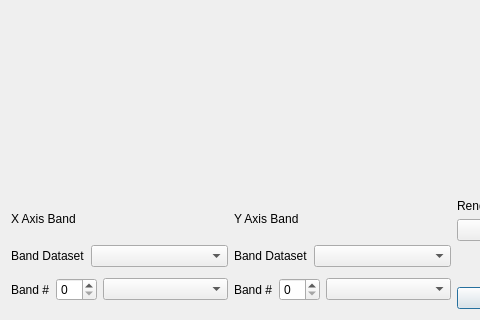
Old version of the form src/wiser/gui/ui_files/interactive_scatter_plot.ui in the repository Ehlmann-research-group/WISER; both pictures show x 0 to 480 and y 173 to 493 of the 618 by 493 pixel window.
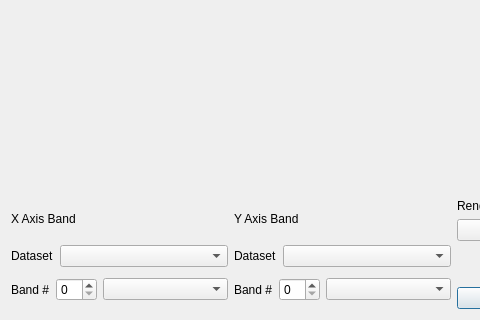
New version of the form.

```diff
--- a/src/wiser/gui/ui_files/interactive_scatter_plot.ui
+++ b/src/wiser/gui/ui_files/interactive_scatter_plot.ui
@@ -55,7 +55,7 @@
             </sizepolicy>
            </property>
            <property name="text">
-            <string>Band Dataset</string>
+            <string>Dataset</string>
            </property>
           </widget>
          </item>
@@ -129,7 +129,7 @@
             </sizepolicy>
            </property>
            <property name="text">
-            <string>Band Dataset</string>
+            <string>Dataset</string>
            </property>
           </widget>
          </item>
```
